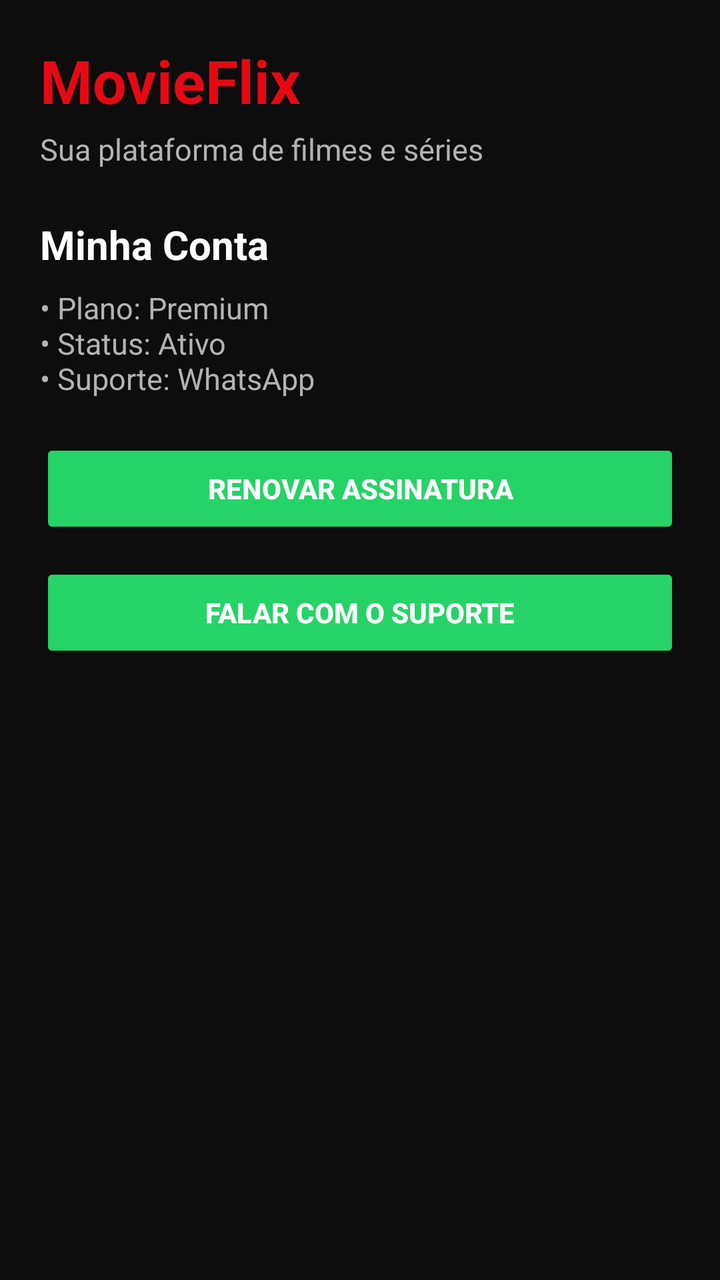
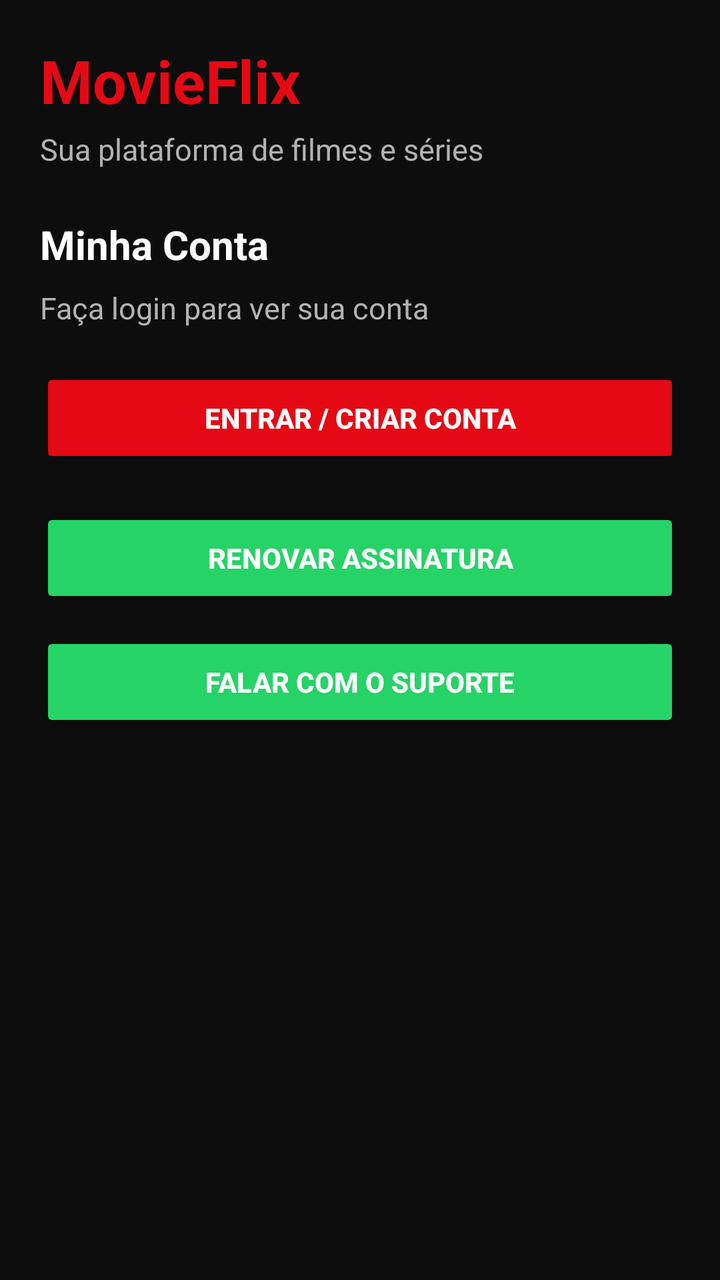

Two renders of the same Android screen: before a commit and after it. Below are the layout's source before the change and the commit's diff.
<!-- AndroidManifest.xml: application theme AppTheme -->
<!-- res/layout/fragment_profile.xml -->
<?xml version="1.0" encoding="utf-8"?>
<ScrollView xmlns:android="http://schemas.android.com/apk/res/android"
    android:layout_width="match_parent"
    android:layout_height="match_parent"
    android:background="@color/background_dark">

    <LinearLayout
        android:layout_width="match_parent"
        android:layout_height="wrap_content"
        android:orientation="vertical"
        android:padding="20dp">

        <TextView
            android:layout_width="match_parent"
            android:layout_height="wrap_content"
            android:text="MovieFlix"
            android:textColor="@color/moviePrimary"
            android:textSize="30sp"
            android:textStyle="bold" />

        <TextView
            android:layout_width="match_parent"
            android:layout_height="wrap_content"
            android:layout_marginTop="4dp"
            android:text="Sua plataforma de filmes e séries"
            android:textColor="@color/text_secondary"
            android:textSize="15sp" />

        <TextView
            android:layout_width="match_parent"
            android:layout_height="wrap_content"
            android:layout_marginTop="24dp"
            android:text="Minha Conta"
            android:textColor="@color/text_primary"
            android:textSize="20sp"
            android:textStyle="bold" />

        <TextView
            android:layout_width="match_parent"
            android:layout_height="wrap_content"
            android:layout_marginTop="8dp"
            android:text="• Plano: Premium\n• Status: Ativo\n• Suporte: WhatsApp"
            android:textColor="@color/text_secondary"
            android:textSize="15sp" />

        <Button
            android:id="@+id/btn_renovar"
            android:layout_width="match_parent"
            android:layout_height="50dp"
            android:layout_marginTop="20dp"
            android:backgroundTint="@color/whatsapp_green"
            android:text="Renovar Assinatura"
            android:textColor="@color/text_primary"
            android:textStyle="bold" />

        <Button
            android:id="@+id/btn_contato"
            android:layout_width="match_parent"
            android:layout_height="50dp"
            android:layout_marginTop="12dp"
            android:backgroundTint="@color/whatsapp_green"
            android:text="Falar com o Suporte"
            android:textColor="@color/text_primary"
            android:textStyle="bold" />
    </LinearLayout>
</ScrollView>
<!-- resources referenced by this layout -->
<resources>
  <color name="background_dark">#0D0D0D</color>
  <color name="moviePrimary">#E50914</color>
  <color name="text_primary">#FFFFFF</color>
  <color name="text_secondary">#B3B3B3</color>
  <color name="whatsapp_green">#25D366</color>
  <style name="AppTheme" parent="Theme.AppCompat.NoActionBar">
          <item name="colorPrimary">@color/moviePrimary</item>
          <item name="colorPrimaryDark">@color/moviePrimaryDark</item>
          <item name="colorAccent">@color/movieAccent</item>
          <item name="android:windowBackground">@color/background_dark</item>
          <item name="android:statusBarColor">@color/background_dark</item>
          <item name="android:navigationBarColor">@color/background_dark</item>
      </style>
  <color name="moviePrimaryDark">#B00610</color>
  <color name="movieAccent">#E50914</color>
</resources>

<!-- the commit's change to res/layout/fragment_profile.xml (unified diff, before → after) -->
@@ -36,12 +36,34 @@
             android:textStyle="bold" />
 
         <TextView
+            android:id="@+id/account_status"
             android:layout_width="match_parent"
             android:layout_height="wrap_content"
             android:layout_marginTop="8dp"
-            android:text="• Plano: Premium\n• Status: Ativo\n• Suporte: WhatsApp"
+            android:text="Faça login para ver sua conta"
             android:textColor="@color/text_secondary"
             android:textSize="15sp" />
+
+        <Button
+            android:id="@+id/btn_login"
+            android:layout_width="match_parent"
+            android:layout_height="50dp"
+            android:layout_marginTop="20dp"
+            android:backgroundTint="@color/moviePrimary"
+            android:text="Entrar / Criar conta"
+            android:textColor="@color/text_primary"
+            android:textStyle="bold" />
+
+        <Button
+            android:id="@+id/btn_logout"
+            android:layout_width="match_parent"
+            android:layout_height="50dp"
+            android:layout_marginTop="12dp"
+            android:backgroundTint="@color/bg_card"
+            android:text="Sair da conta"
+            android:textColor="@color/text_secondary"
+            android:textStyle="bold"
+            android:visibility="gone" />
 
         <Button
             android:id="@+id/btn_renovar"
<!-- resource entries referenced after the edit -->
@@ -1,6 +1,7 @@
 <!-- resources referenced by this layout -->
 <resources>
   <color name="background_dark">#0D0D0D</color>
+  <color name="bg_card">#1A1A1A</color>
   <color name="moviePrimary">#E50914</color>
   <color name="text_primary">#FFFFFF</color>
   <color name="text_secondary">#B3B3B3</color>
